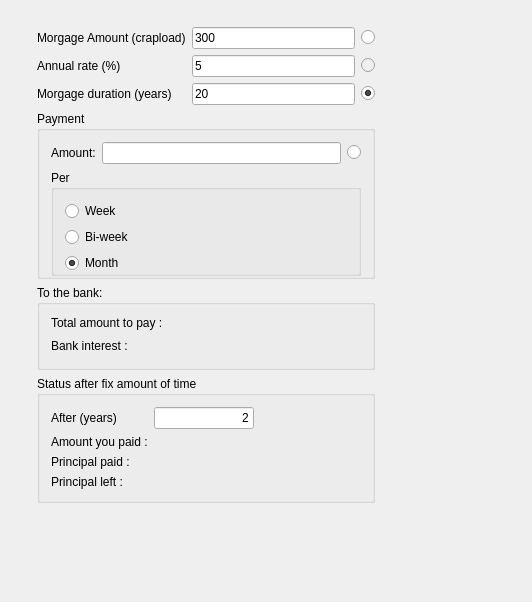
The window that MorgageCalculator.ui (mhtrinh/mortgage-calculator) describes before a commit, drawn with Qt 5.
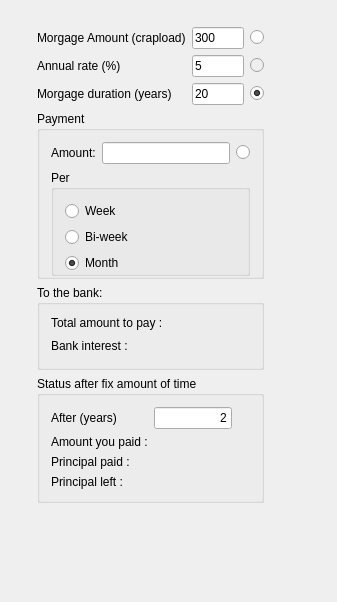
The same window after the commit.

What changed in the file:
```diff
--- a/MorgageCalculator.ui
+++ b/MorgageCalculator.ui
@@ -6,7 +6,7 @@
    <rect>
     <x>0</x>
     <y>0</y>
-    <width>532</width>
+    <width>337</width>
     <height>602</height>
    </rect>
   </property>
@@ -24,8 +24,8 @@
     <rect>
      <x>30</x>
      <y>20</y>
-     <width>352</width>
-     <height>543</height>
+     <width>241</width>
+     <height>561</height>
     </rect>
    </property>
    <layout class="QHBoxLayout" name="mainLayout">
```
